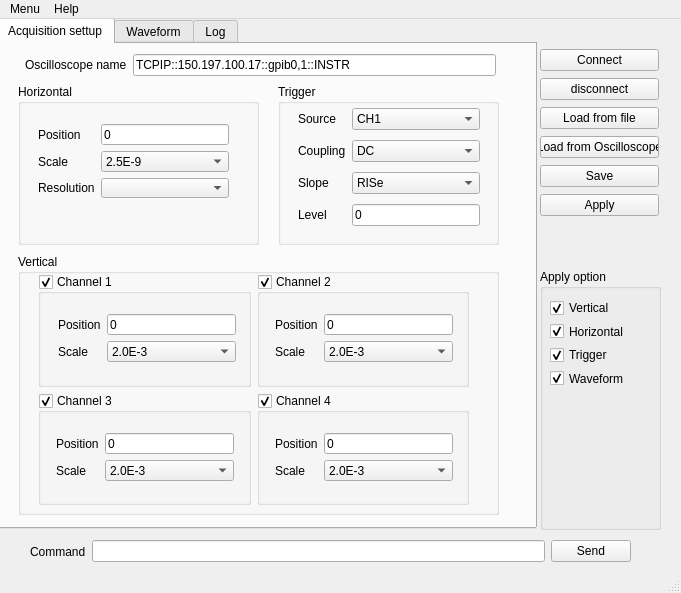
The window that Oscilloscope_control.ui (Algosse/Par_oscilloscope_control) describes before a commit, drawn with Qt 5.
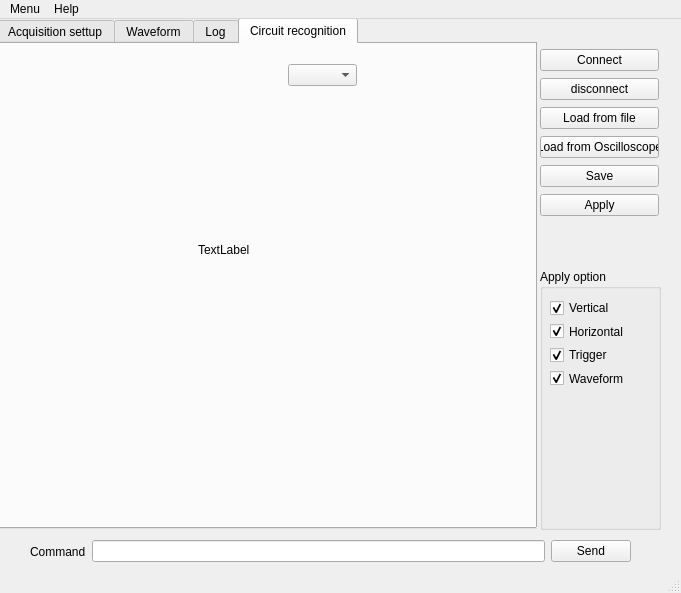
The same window after the commit.

Commit message: Ajout d'un onglet à l'interface, ajout d'un label pour afficher la vidéo ainsi qu'une boite de dialogue pour selectionner la camera souhaitée

```diff
--- a/Oscilloscope_control.ui
+++ b/Oscilloscope_control.ui
@@ -24,7 +24,7 @@
      </rect>
     </property>
     <property name="currentIndex">
-     <number>0</number>
+     <number>3</number>
     </property>
     <widget class="QWidget" name="acq_tab">
      <attribute name="title">
@@ -1007,6 +1007,34 @@
       </property>
      </widget>
     </widget>
+    <widget class="QWidget" name="CR_tab">
+     <attribute name="title">
+      <string>Circuit recognition</string>
+     </attribute>
+     <widget class="QComboBox" name="CameraSelect">
+      <property name="geometry">
+       <rect>
+        <x>290</x>
+        <y>20</y>
+        <width>69</width>
+        <height>22</height>
+       </rect>
+      </property>
+     </widget>
+     <widget class="QLabel" name="CameraDisplay">
+      <property name="geometry">
+       <rect>
+        <x>200</x>
+        <y>80</y>
+        <width>281</width>
+        <height>251</height>
+       </rect>
+      </property>
+      <property name="text">
+       <string>TextLabel</string>
+      </property>
+     </widget>
+    </widget>
    </widget>
    <widget class="QGroupBox" name="apply_option_grp">
     <property name="geometry">
```
Left out of the diff: 2 changed lines with no effect on the pictures. The commit also changes 4 other files.
